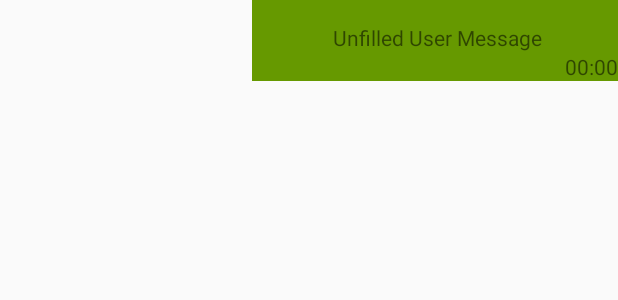
After one commit to zachbabbitt/ChatApp, an Android app: the layout single_message_from_user_layout.xml on its own in the app's theme, with its tools: preview values and no code run, on a phone screen of 412 x 824 dp. The commit adds this screen. Shown: the top 300 px of the screen. Run offline under Robolectric (Android 15) with nearby library versions, the phone set to English and light mode, and no system bars.

Commit message:
UI changes added

```diff
--- a/app/build.gradle
+++ b/app/build.gradle
@@ -28,4 +28,5 @@ dependencies {
     compile 'com.android.support:design:24.2.1'
     compile group: 'com.pubnub', name: 'pubnub-gson', version: '4.5.0'
     testCompile 'junit:junit:4.12'
+    compile 'com.android.support:recyclerview-v7:25.0.0'
 }
--- /dev/null
+++ b/app/src/main/res/layout/single_message_from_user_layout.xml
@@ -0,0 +1,36 @@
+<?xml version="1.0" encoding="utf-8"?>
+<RelativeLayout xmlns:android="http://schemas.android.com/apk/res/android"
+    xmlns:tools="http://schemas.android.com/tools"
+    android:orientation="horizontal" android:layout_width="match_parent"
+    android:layout_height="match_parent"
+    android:weightSum="1">
+
+    <RelativeLayout
+        android:layout_width="wrap_content"
+        android:layout_height="wrap_content"
+        android:background="@android:color/holo_green_dark"
+        android:layout_marginStart="168dp"
+        android:layout_alignParentTop="true"
+        android:layout_alignParentStart="true">
+
+        <TextView
+            android:text="00:00"
+            android:layout_width="wrap_content"
+            android:layout_height="wrap_content"
+            android:id="@+id/textView6"
+            android:layout_below="@+id/textView"
+            android:layout_alignParentEnd="true" />
+
+        <TextView
+            android:text="Unfilled User Message"
+            android:layout_width="wrap_content"
+            android:layout_height="wrap_content"
+            android:id="@+id/textView"
+            android:paddingLeft="0dp"
+            android:paddingRight="15dp"
+            android:paddingTop="15dp"
+            android:layout_alignParentTop="true"
+            android:layout_toStartOf="@+id/textView6" />
+    </RelativeLayout>
+
+</RelativeLayout>
--- a/app/src/main/res/values/strings.xml
+++ b/app/src/main/res/values/strings.xml
@@ -14,4 +14,7 @@
     <string name="permission_rationale">"Contacts permissions are needed for providing email
         completions."
     </string>
+
+    <string name="send_message">Message goes here :)</string>
+
 </resources>
```
Also changed, not shown: app/src/main/java/com/example/zach/chatapppubnub/UserToUserConversation/ChatPage.java (+7 -0 lines), app/src/main/res/layout/activity_chat_page.xml (+71 -7 lines), app/src/main/res/layout/single_message_from_partner_layout_.xml (added, +29 -0 lines).
